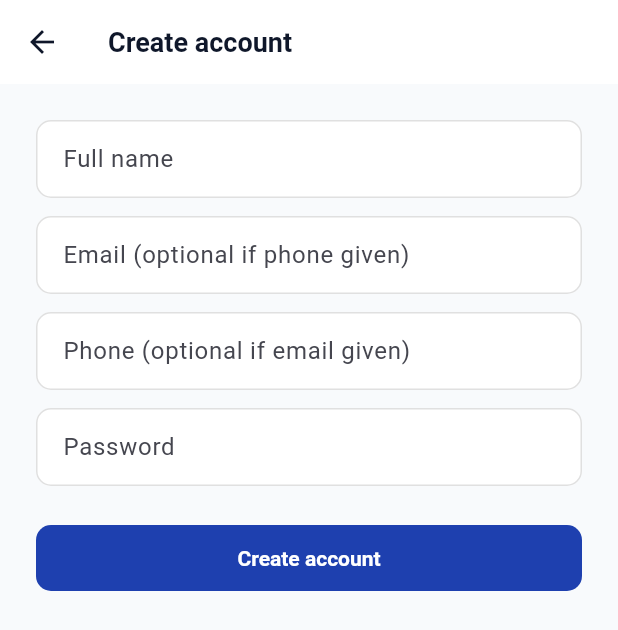
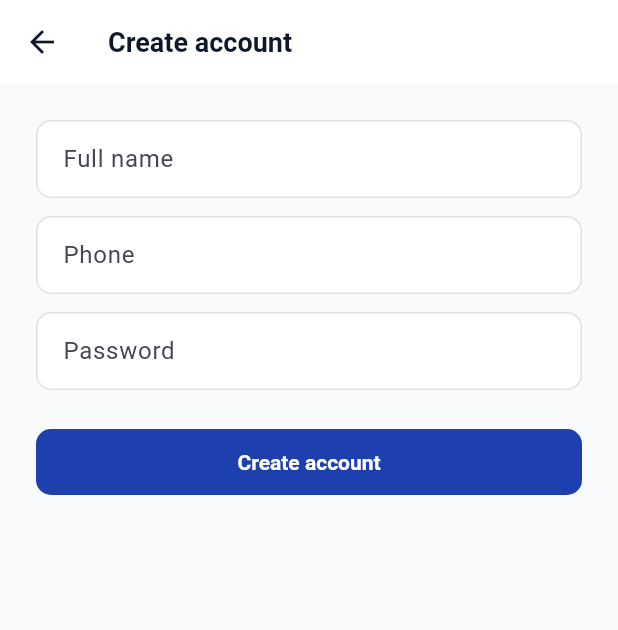
Before and after one commit to hozana-dusabimana/aira, a Flutter app: the screen it shows after launch, after a tap on "Sign in", after a tap on "Register", on a phone screen of 412 x 824 dp. Shown: the top 630 px of the screen. Run offline on Flutter 3.47's test engine with Material 3 defaults, Android fonts, the phone set to English and light mode, and no system bars; our stand-ins replace dio, firebase_core, firebase_messaging, flutter_local_notifications, geolocator, image_picker and 1 more; accounts and stored records are empty; network calls fail.

Commit message:
Mobile: phone-only auth — drop email from register & login
Register form now requires a phone number (email field and controller
commented out). Login identifier field relabeled to "Phone number" with
phone keyboard/icon.

Co-Authored-By: Claude Opus 4.8 (1M context) <noreply@anthropic.com>

```diff
--- a/mobile_app/lib/screens/auth/login_screen.dart
+++ b/mobile_app/lib/screens/auth/login_screen.dart
@@ -91,13 +91,13 @@ class _LoginScreenState extends State<LoginScreen> {
                     const SizedBox(height: 28),
                     TextFormField(
                       controller: _identifierCtl,
-                      keyboardType: TextInputType.emailAddress,
+                      keyboardType: TextInputType.phone,
                       decoration: const InputDecoration(
-                        labelText: 'Email or phone',
-                        prefixIcon: Icon(Icons.person_outline),
+                        labelText: 'Phone number',
+                        prefixIcon: Icon(Icons.phone_outlined),
                       ),
                       validator: (v) => v == null || v.trim().isEmpty
-                          ? 'Enter your email or phone number'
+                          ? 'Enter your phone number'
                           : null,
                     ),
                     const SizedBox(height: 14),
--- a/mobile_app/lib/screens/auth/register_screen.dart
+++ b/mobile_app/lib/screens/auth/register_screen.dart
@@ -15,7 +15,8 @@ class RegisterScreen extends StatefulWidget {
 class _RegisterScreenState extends State<RegisterScreen> {
   final _formKey = GlobalKey<FormState>();
   final _name = TextEditingController();
-  final _email = TextEditingController();
+  // Email registration disabled — users sign up with a phone number.
+  // final _email = TextEditingController();
   final _phone = TextEditingController();
   final _pwd = TextEditingController();
   bool _busy = false;
@@ -23,10 +24,10 @@ class _RegisterScreenState extends State<RegisterScreen> {
 
   Future<void> _submit() async {
     if (!_formKey.currentState!.validate()) return;
-    final email = _email.text.trim();
+    // final email = _email.text.trim();
     final phone = _phone.text.trim();
-    if (email.isEmpty && phone.isEmpty) {
-      setState(() => _error = 'Enter an email address or a phone number.');
+    if (phone.isEmpty) {
+      setState(() => _error = 'Enter a phone number.');
       return;
     }
     setState(() {
@@ -36,9 +37,9 @@ class _RegisterScreenState extends State<RegisterScreen> {
     try {
       await context.read<AuthProvider>().register(
             fullName: _name.text.trim(),
-            email: email.isEmpty ? null : email,
+            // email: email.isEmpty ? null : email,
             password: _pwd.text,
-            phone: phone.isEmpty ? null : phone,
+            phone: phone,
           );
       if (!mounted) return;
       Navigator.of(context).pushReplacementNamed('/home');
@@ -65,23 +66,26 @@ class _RegisterScreenState extends State<RegisterScreen> {
                 validator: (v) => v == null || v.length < 2 ? 'Required' : null,
               ),
               const SizedBox(height: 12),
-              TextFormField(
-                controller: _email,
-                decoration: const InputDecoration(
-                  labelText: 'Email (optional if phone given)',
-                ),
-                keyboardType: TextInputType.emailAddress,
-                validator: (v) => v != null && v.trim().isNotEmpty && !v.contains('@')
-                    ? 'Enter a valid email'
-                    : null,
-              ),
-              const SizedBox(height: 12),
+              // Email registration disabled — users sign up with a phone number.
+              // TextFormField(
+              //   controller: _email,
+              //   decoration: const InputDecoration(
+              //     labelText: 'Email (optional if phone given)',
+              //   ),
+              //   keyboardType: TextInputType.emailAddress,
+              //   validator: (v) => v != null && v.trim().isNotEmpty && !v.contains('@')
+              //       ? 'Enter a valid email'
+              //       : null,
+              // ),
+              // const SizedBox(height: 12),
               TextFormField(
                 controller: _phone,
                 decoration: const InputDecoration(
-                  labelText: 'Phone (optional if email given)',
+                  labelText: 'Phone',
                 ),
                 keyboardType: TextInputType.phone,
+                validator: (v) =>
+                    v == null || v.trim().isEmpty ? 'Required' : null,
               ),
               const SizedBox(height: 12),
               TextFormField(
```
